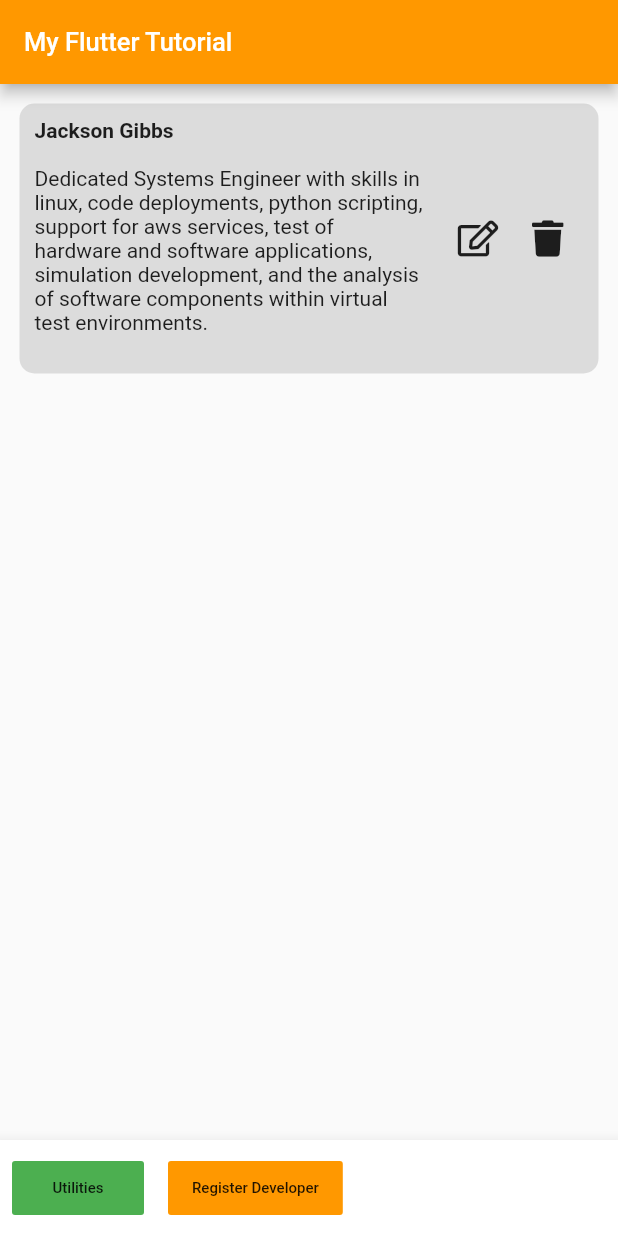
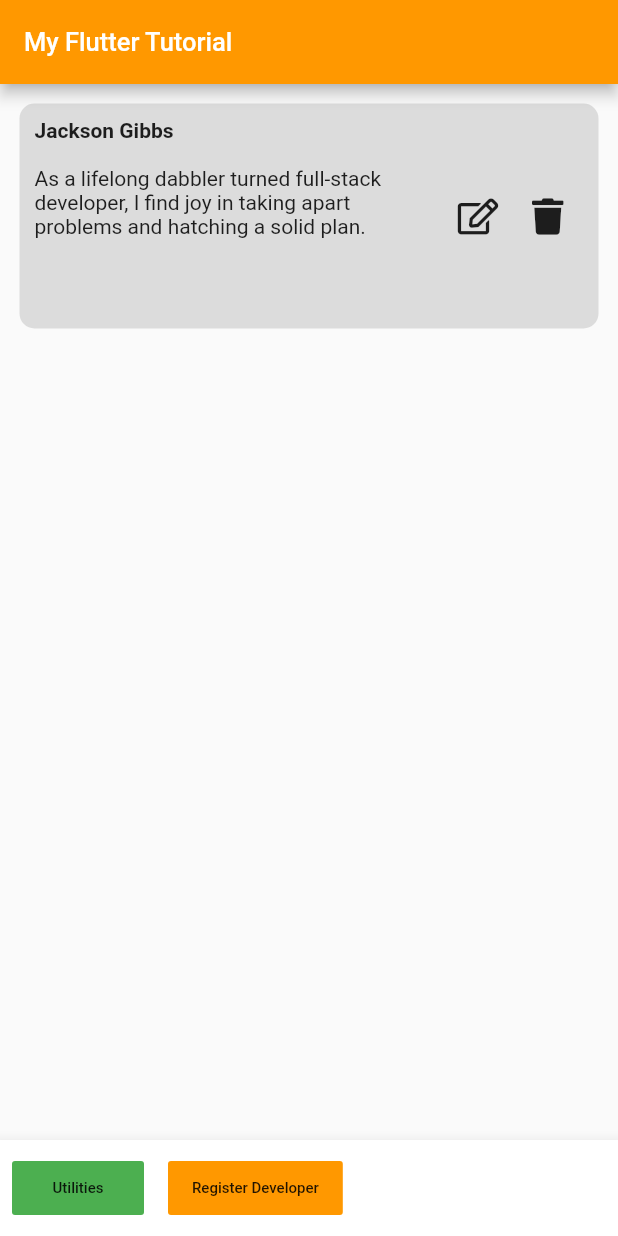
Before and after one commit to JimmySoftLLC/my_flutter_tutorial, a Flutter app: the MyHomePage screen opened by its route, after a tap on "Utilities", after a tap on "Create random developer", on a phone screen of 412 x 824 dp. Run offline on Flutter 3.47's test engine with Material 2 defaults, Android fonts, the phone set to English and light mode, and no system bars; our stand-ins replace font_awesome_flutter.

Commit message:
reorganized into folders

```diff
--- a/lib/developer.dart
+++ /dev/null
@@ -1,31 +0,0 @@
-class Developer {
-  String email;
-  String password;
-  String firstName;
-  String lastName;
-  String bio;
-  int index;
-
-  Developer (email,password,firstName,lastName,bio,index) {
-    this.email = email;
-    this.password = password;
-    this.firstName = firstName;
-    this.lastName = lastName;
-    this.bio = bio;
-    this.index = index;
-  }
-}
-
-var myDevelopers =[];
-int myLastSelectedDeveloper;
-
-var firstNames = ["Jim","Jill","Tim","Dan","Sally","Jackie","Sam","Joe","George","Zac","Mary","Julie","Erica","Shelly","Ruth","Isabella","Amelia","Olivia","Harper","Noah","Liam","Eric","Troy","Elijah","Lucas","Jackson","Matthew","Sebastian","Wyatt","Owen"];
-var lastNames = ["Smith","Johnson","Williams","Garcia","Miller","Gonzalez","Lopez","Moore","Thompson","Lewis","Wright","King","Baker","Mitchell","Flores","Allen","Roberts","Bailey","Sanchez","Cohen","Beckett","Goldstien","Channing","Dixon","Easton","Gibbs","Griffin","Hendrix","Hutton","Lennon"];
-var bios = ["Lead programmer with a track record of incorporating user and business requirements into cost-effective, secure and user-friendly solutions known for scalability and durability.",
-  "Experience designing, developing, deploying and maintaining large scale software and distributed systems, utilizing various AWS tools and services.",
-  "Software Engineer with an interest in making a difference in the technological field. Most experience is with Java, particularly 8, but have some experience with JavaScript, C++, PHP, Python and many front end frameworks",
-  "I care about creating value and learning. I like to help my organization get better at translating effort into customer value; in doing so I frequently see a lot of opportunities to improve communication.",
-  "Optimizing problems by thinking out of the box. A learning enthusiast grasping and observing patterns in day-to-day activities. ",
-  "I am a determined, driven, and hardworking person with a passion for computing. I am always looking for new opportunities and experiences to better myself as well as my education. ",
-  "Dedicated Systems Engineer with skills in linux, code deployments, python scripting, support for aws services, test of hardware and software applications, simulation development, and the analysis of software components within virtual test environments. ",
-  "Full Stack Developer/Designer with a passion for finding analytical and elegant solutions to complex problems. "];
--- a/lib/context_example.dart
+++ b/lib/model/context_example.dart
@@ -1,6 +1,6 @@
 import 'package:flutter/material.dart';
-import 'package:my_flutter_tutorial/home_page.dart';
-import 'package:my_flutter_tutorial/developer.dart';
+import 'package:my_flutter_tutorial/view/home_page.dart';
+import 'package:my_flutter_tutorial/model/developer.dart';
 import 'dart:math';
 
 void updateSomeData( context) async {
@@ -21,7 +21,7 @@ void updateSomeData( context) async {
       },
     );
   }
-  Navigator.of(context).pushAndRemoveUntil(_createRoute(),(Route<dynamic> PageRouteBuilder) => false);
+  Navigator.of(context).pushAndRemoveUntil(_createRoute(),(Route<dynamic> pageRouteBuilder) => false);
 }
 
 void deleteAllDevelopers( context) async {
@@ -35,7 +35,7 @@ void deleteAllDevelopers( context) async {
       },
     );
   }
-  Navigator.of(context).pushAndRemoveUntil(_createRoute(),(Route<dynamic> PageRouteBuilder) => false);
+  Navigator.of(context).pushAndRemoveUntil(_createRoute(),(Route<dynamic> pageRouteBuilder) => false);
 }
 
 String returnRandomString(myStrings){
--- /dev/null
+++ b/lib/model/developer.dart
@@ -0,0 +1,42 @@
+class Developer {
+  String email;
+  String password;
+  String firstName;
+  String lastName;
+  String bio;
+  int index;
+
+  Developer (email,password,firstName,lastName,bio,index) {
+    this.email = email;
+    this.password = password;
+    this.firstName = firstName;
+    this.lastName = lastName;
+    this.bio = bio;
+    this.index = index;
+  }
+}
+
+var myDevelopers =[];
+int myLastSelectedDeveloper;
+
+var firstNames = ["Jim","Jill","Tim","Dan","Sally","Jackie","Sam","Joe","George","Zac","Mary","Julie","Erica","Shelly","Ruth","Isabella","Amelia","Olivia","Harper","Noah","Liam","Eric","Troy","Elijah","Lucas","Jackson","Matthew","Sebastian","Wyatt","Owen"];
+var lastNames = ["Smith","Johnson","Williams","Garcia","Miller","Gonzalez","Lopez","Moore","Thompson","Lewis","Wright","King","Baker","Mitchell","Flores","Allen","Roberts","Bailey","Sanchez","Cohen","Beckett","Goldstien","Channing","Dixon","Easton","Gibbs","Griffin","Hendrix","Hutton","Lennon"];
+var bios = ["Lead programmer with a track record of incorporating user and business requirements into cost-effective, secure and user-friendly solutions known for scalability and durability.",
+  "Experience designing, developing, deploying and maintaining large scale software and distributed systems, utilizing various AWS tools and services.",
+  "Software Engineer with an interest in making a difference in the technological field. Tech stack includes Java, JavaScript, C++, PHP, Python, React and Angular",
+  "I care about creating value and learning. I like to help my organization get better at translating effort into customer value.",
+  "Optimizing problems by thinking out of the box. A learning enthusiast grasping and observing patterns in day-to-day activities.",
+  "I am a determined, driven, and hardworking person with a passion for computing. I am always looking for new opportunities and experiences.",
+  "Dedicated Systems Engineer with skills in linux, code deployments, python scripting, support for aws services, test of hardware and software applications.",
+  "Full Stack Developer/Designer with a passion for finding analytical and elegant solutions to complex problems.",
+  "I am a senior-level software engineer, playing leading roles in designing and creating mostly web-based full-stack solutions.",
+  "Experienced Consultant with a demonstrated history of working in the information technology and services industry.",
+  "Experienced leading technical teams to ensure collaboration and efficiency.  Able to communicate with clients and management to implement project goals.",
+  "Experienced Software Developer with a focus on backend architecture, particularly dynamically typed languages and relational databases.",
+  "I am a tech enthusiast and a developer who makes things for fun, productivity and for solving real-world problems.",
+  "Engineer who innovates, and executes with great deal of quality, cost efficiency, and satisfaction from Customers around the world.",
+  "A creative software engineer who is experienced in building complex web applications and passionate about intuitive and smooth user experience. ",
+  "As a lifelong dabbler turned full-stack developer, I find joy in taking apart problems and hatching a solid plan.",
+  "Principal software engineer with experience building machine learning and data analysis pipelines that scale to terabytes of data.",
+  "Engineer who's interested in green technology and consumer-focused tech which helps make people's lives better.",
+];
--- a/lib/home_page.dart
+++ b/lib/view/home_page.dart
@@ -1,9 +1,9 @@
 import 'package:flutter/material.dart';
-import 'package:my_flutter_tutorial/second_page.dart';
-import 'package:my_flutter_tutorial/register_page.dart';
-import 'package:my_flutter_tutorial/developer_cards.dart';
-import 'package:my_flutter_tutorial/messages.dart';
-import 'package:my_flutter_tutorial/edit_developer.dart';
+import 'package:my_flutter_tutorial/view/second_page.dart';
+import 'package:my_flutter_tutorial/view/register_page.dart';
+import 'package:my_flutter_tutorial/widgets/developer_cards.dart';
+import 'package:my_flutter_tutorial/view/messages.dart';
+import 'package:my_flutter_tutorial/view/edit_developer.dart';
 
 class MyHomePage extends StatefulWidget {
   static const String id ='/MyHomePage';
@@ -25,7 +25,7 @@ class _MyHomePageState extends State<MyHomePage> {
     deleteWarningPopup( itemType,  index, context);
   }
 
-  void editUserStoryInContext() {
+  void editDeveloperInContext() {
     Navigator.pushReplacementNamed(context, MyEditDeveloperPage.id);
   }
 
@@ -60,7 +60,7 @@ class _MyHomePageState extends State<MyHomePage> {
                   },
                 );
               }
-              Navigator.of(context).pushAndRemoveUntil(_createRoute(),(Route<dynamic> PageRouteBuilder) => false);
+              Navigator.of(context).pushAndRemoveUntil(_createRoute(),(Route<dynamic> pageRouteBuilder) => false);
               }),
             ),
             Padding(
@@ -79,7 +79,7 @@ class _MyHomePageState extends State<MyHomePage> {
                     },
                   );
                 }
-                Navigator.of(context).pushAndRemoveUntil(_createRoute(),(Route<dynamic> PageRouteBuilder) => false);
+                Navigator.of(context).pushAndRemoveUntil(_createRoute(),(Route<dynamic> pageRouteBuilder) => false);
               }),
             ),
           ],
--- a/lib/second_page.dart
+++ b/lib/view/second_page.dart
@@ -1,6 +1,6 @@
 import 'package:flutter/material.dart';
-import 'package:my_flutter_tutorial/home_page.dart';
-import 'package:my_flutter_tutorial/context_example.dart';
+import 'package:my_flutter_tutorial/view/home_page.dart';
+import 'package:my_flutter_tutorial/model/context_example.dart';
 import 'package:flutter/cupertino.dart';
 
 class MySecondPage extends StatefulWidget {
@@ -50,7 +50,7 @@ class _MySecondPageState extends State<MySecondPage> {
                       },
                     );
                   }
-                  Navigator.of(context).pushAndRemoveUntil(_createRoute(),(Route<dynamic> PageRouteBuilder) => false);
+                  Navigator.of(context).pushAndRemoveUntil(_createRoute(),(Route<dynamic> pageRouteBuilder) => false);
                 }),
               ),
               Padding(
--- a/lib/developer_cards.dart
+++ b/lib/widgets/developer_cards.dart
@@ -1,13 +1,12 @@
 import 'package:flutter/material.dart';
 import 'package:font_awesome_flutter/font_awesome_flutter.dart';
-import 'package:my_flutter_tutorial/developer.dart';
-import 'package:my_flutter_tutorial/home_page.dart';
+import 'package:my_flutter_tutorial/model/developer.dart';
+import 'package:my_flutter_tutorial/view/home_page.dart';
 
-const double developerCardHeight = 180;
+const double developerCardHeight = 150;
 
 List<DeveloperCard> updateDeveloperCards() {
   List<Widget> developerCards = <DeveloperCard>[];
-  debugPrint('update cards');
   for (int i = 0; i < myDevelopers.length; i++) {
       developerCards.add(new DeveloperCard(
         email: myDevelopers[i].email,
@@ -36,8 +35,6 @@ class DeveloperCard extends StatefulWidget {
 }
 
 class _DeveloperCardState extends State<DeveloperCard> {
-  String _email;
-  String _password;
   String _firstName;
   String _lastName;
   String _bio;
@@ -46,8 +43,6 @@ class _DeveloperCardState extends State<DeveloperCard> {
   @override
   void initState() {
     super.initState();
-    _email = widget.email;
-    _password = widget.password;
     _firstName = widget.firstName;
     _lastName = widget.lastName;
     _bio = widget.bio;
@@ -127,7 +122,7 @@ class _DeveloperCardState extends State<DeveloperCard> {
 
 editDeveloperPressed(index, context) {
   myLastSelectedDeveloper=index;
-  MyHomePage.of(context).editUserStoryInContext();
+  MyHomePage.of(context).editDeveloperInContext();
 }
 
 deleteDeveloperPressed(index, context) {
```
Also changed, not shown: lib/model/main.dart (renamed from lib/main.dart, +4 -4 lines), lib/view/edit_developer.dart (renamed from lib/register_page.dart, +46 -46 lines), lib/view/messages.dart (renamed from lib/messages.dart, +5 -5 lines), lib/view/register_page.dart (renamed from lib/edit_developer.dart, +49 -43 lines), 1 other file.
